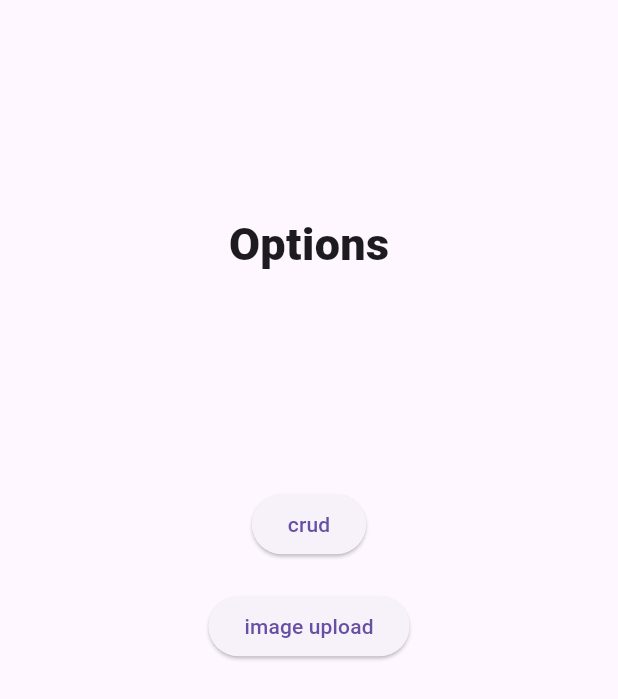
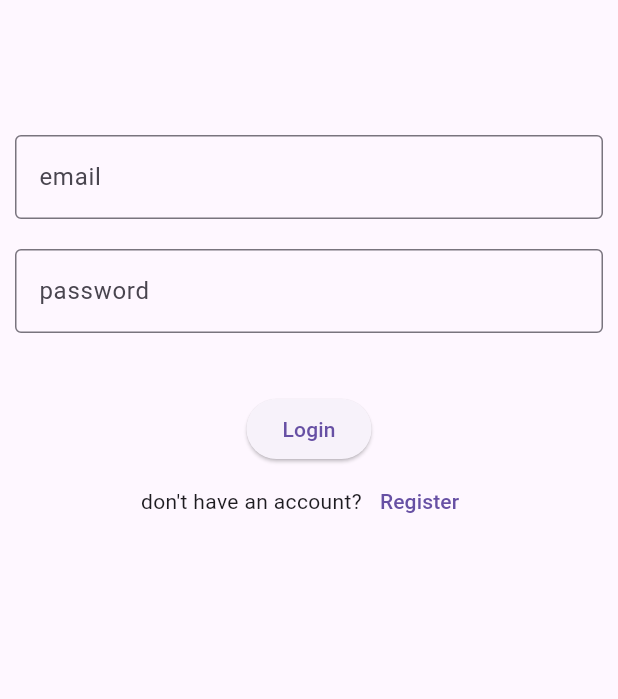
Before and after one commit to AdharshPS/firebase-operations, a Flutter app: the screen it shows after launch, on a phone screen of 412 x 824 dp. Shown: the top 699 px of the screen. Run offline on Flutter 3.47's test engine with Material 3 defaults, Android fonts, the phone set to English and light mode, and no system bars; our stand-ins replace cloud_firestore, firebase_auth, firebase_core, firebase_storage, image_picker; accounts and stored records are empty.

Commit message:
register, login and logout

```diff
--- a/lib/main.dart
+++ b/lib/main.dart
@@ -1,4 +1,4 @@
-import 'package:fire_base_operations/view/options_screen/options_screen.dart';
+import 'package:fire_base_operations/view/splash_screen/splash_screen.dart';
 import 'package:firebase_core/firebase_core.dart';
 import 'package:flutter/material.dart';
 
@@ -21,9 +21,6 @@ class MainScreen extends StatelessWidget {
 
   @override
   Widget build(BuildContext context) {
-    return MaterialApp(
-      debugShowCheckedModeBanner: false,
-      home: OptionsScreen(),
-    );
+    return MaterialApp(debugShowCheckedModeBanner: false, home: SplashScreen());
   }
 }
--- /dev/null
+++ b/lib/view/login_screen/login_screen.dart
@@ -0,0 +1,86 @@
+import 'package:fire_base_operations/view/options_screen/options_screen.dart';
+import 'package:fire_base_operations/view/register_screen/register_screen.dart';
+import 'package:firebase_auth/firebase_auth.dart';
+import 'package:flutter/material.dart';
+
+class LoginScreen extends StatefulWidget {
+  const LoginScreen({super.key});
+
+  @override
+  State<LoginScreen> createState() => _LoginScreenState();
+}
+
+class _LoginScreenState extends State<LoginScreen> {
+  final email = TextEditingController();
+  final pass = TextEditingController();
+  @override
+  Widget build(BuildContext context) {
+    return Scaffold(
+      body: SafeArea(
+        child: Column(
+          children: [
+            SizedBox(height: 80),
+            Padding(
+              padding: const EdgeInsets.all(10),
+              child: TextFormField(
+                controller: email,
+                decoration: InputDecoration(
+                    hintText: "email", border: OutlineInputBorder()),
+              ),
+            ),
+            Padding(
+              padding: const EdgeInsets.all(10),
+              child: TextFormField(
+                controller: pass,
+                decoration: InputDecoration(
+                    hintText: "password", border: OutlineInputBorder()),
+              ),
+            ),
+            SizedBox(height: 30),
+            ElevatedButton(
+              onPressed: () async {
+                try {
+                  final credential = await FirebaseAuth.instance
+                      .signInWithEmailAndPassword(
+                          email: email.text.trim(), password: pass.text.trim());
+                  if (credential.user?.uid != null) {
+                    Navigator.pushReplacement(
+                      context,
+                      MaterialPageRoute(
+                        builder: (context) => OptionsScreen(),
+                      ),
+                    );
+                  }
+                } on FirebaseAuthException catch (e) {
+                  if (e.code == 'user-not-found') {
+                    print('No user found for that email.');
+                  } else if (e.code == 'wrong-password') {
+                    print('Wrong password provided for that user.');
+                  }
+                }
+              },
+              child: Text("Login"),
+            ),
+            Row(
+              mainAxisAlignment: MainAxisAlignment.center,
+              children: [
+                Text("don't have an account?"),
+                TextButton(
+                  onPressed: () {
+                    Navigator.pushReplacement(
+                      context,
+                      MaterialPageRoute(
+                        builder: (context) => RegisterScreen(),
+                      ),
+                    );
+                  },
+                  child: Text("Register"),
+                ),
+              ],
+            ),
+          ],
+        ),
+      ),
+    );
+  }
+}
--- /dev/null
+++ b/lib/view/splash_screen/splash_screen.dart
@@ -0,0 +1,50 @@
+import 'package:fire_base_operations/view/login_screen/login_screen.dart';
+import 'package:fire_base_operations/view/options_screen/options_screen.dart';
+import 'package:fire_base_operations/view/register_screen/register_screen.dart';
+import 'package:firebase_auth/firebase_auth.dart';
+import 'package:flutter/material.dart';
+
+class SplashScreen extends StatefulWidget {
+  const SplashScreen({super.key});
+
+  @override
+  State<SplashScreen> createState() => _SplashScreenState();
+}
+
+class _SplashScreenState extends State<SplashScreen> {
+  bool isWaiting = true;
+  @override
+  void initState() {
+    Future.delayed(Duration(seconds: 2)).then((value) {
+      isWaiting = false;
+      setState(() {});
+    });
+    super.initState();
+  }
+
+  @override
+  Widget build(BuildContext context) {
+    return isWaiting == false
+        ? StreamBuilder(
+            stream: FirebaseAuth.instance.authStateChanges(),
+            builder: (context, snapshot) {
+              if (snapshot.hasData) {
+                return OptionsScreen();
+              } else {
+                return LoginScreen();
+              }
+            },
+          )
+        : Scaffold(
+            body: Center(
+              child: Text(
+                "Splash Screen",
+                style: TextStyle(
+                  fontSize: 30,
+                  fontWeight: FontWeight.w800,
+                ),
+              ),
+            ),
+          );
+  }
+}
--- a/pubspec.yaml
+++ b/pubspec.yaml
@@ -37,6 +37,10 @@ dependencies:
   cupertino_icons: ^1.0.2
   firebase_core: ^2.24.2
   cloud_firestore: ^4.13.6
+  provider: ^6.1.1
+  image_picker: ^1.0.5
+  firebase_storage: ^11.5.6
+  firebase_auth: ^4.15.3
 
 dev_dependencies:
   flutter_test:
```
Also changed, not shown: lib/controller/add_data_controller.dart (added, +29 -0 lines), lib/view/crud_screen/crud_screen.dart (+118 -15 lines), lib/view/image_screen/image_screen.dart (added, +73 -0 lines), lib/view/options_screen/options_screen.dart (+27 -1 lines), lib/view/register_screen/register_screen.dart (added, +99 -0 lines), pubspec.lock, 5 other files.
